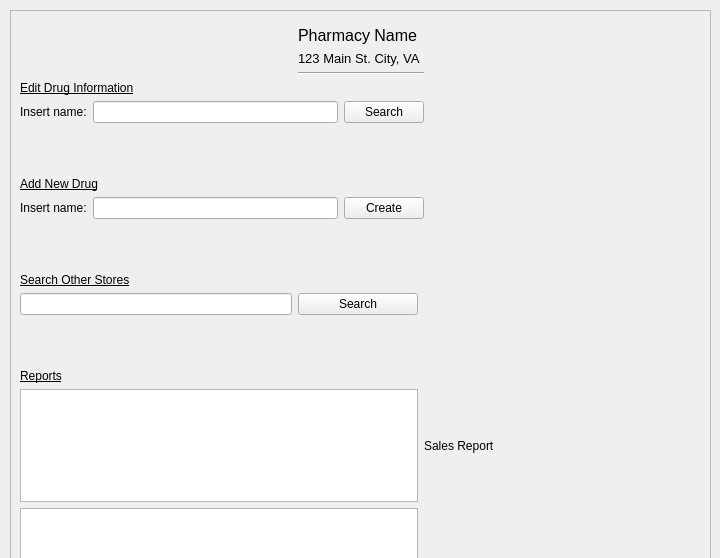
Above: managementscreen.ui from WNewsome/Pharmaceutical-Point-of-Sale before the change. Below: the same form after it.
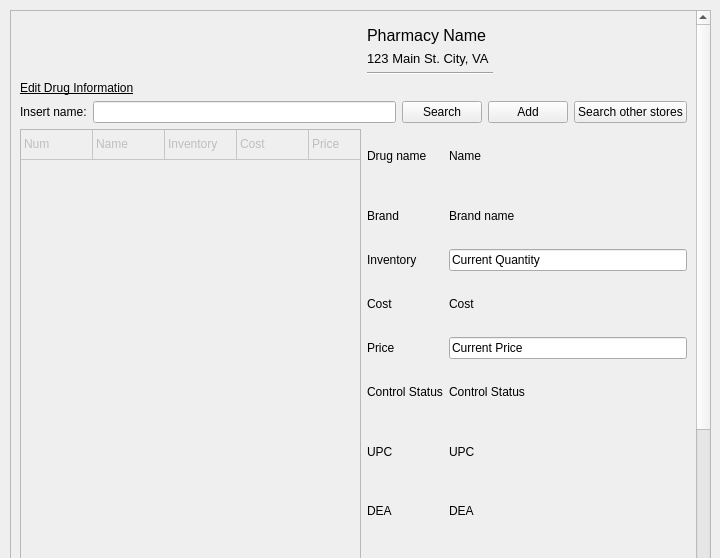
That is the form after the change.

Commit message: table for adding drugs

What changed in the file:
```diff
--- a/managementscreen.ui
+++ b/managementscreen.ui
@@ -35,12 +35,87 @@
     <property name="geometry">
      <rect>
       <x>0</x>
-      <y>0</y>
+      <y>-24</y>
       <width>678</width>
-      <height>653</height>
+      <height>992</height>
      </rect>
     </property>
     <layout class="QGridLayout" name="gridLayout_4">
+     <item row="9" column="0">
+      <widget class="QLabel" name="label_11">
+       <property name="font">
+        <font>
+         <pointsize>9</pointsize>
+         <underline>true</underline>
+        </font>
+       </property>
+       <property name="text">
+        <string>Reports</string>
+       </property>
+      </widget>
+     </item>
+     <item row="5" column="0">
+      <widget class="QTableWidget" name="tableWidget">
+       <property name="enabled">
+        <bool>false</bool>
+       </property>
+       <property name="minimumSize">
+        <size>
+         <width>341</width>
+         <height>529</height>
+        </size>
+       </property>
+       <property name="rowCount">
+        <number>1</number>
+       </property>
+       <property name="columnCount">
+        <number>5</number>
+       </property>
+       <attribute name="horizontalHeaderVisible">
+        <bool>false</bool>
+       </attribute>
+       <attribute name="horizontalHeaderDefaultSectionSize">
+        <number>72</number>
+       </attribute>
+       <attribute name="horizontalHeaderHighlightSections">
+        <bool>true</bool>
+       </attribute>
+       <attribute name="verticalHeaderVisible">
+        <bool>false</bool>
+       </attribute>
+       <row/>
+       <column/>
+       <column/>
+       <column/>
+       <column/>
+       <column/>
+       <item row="0" column="0">
+        <property name="text">
+         <string>Num</string>
+        </property>
+       </item>
+       <item row="0" column="1">
+        <property name="text">
+         <string>Name</string>
+        </property>
+       </item>
+       <item row="0" column="2">
+        <property name="text">
+         <string>Inventory</string>
+        </property>
+       </item>
+       <item row="0" column="3">
+        <property name="text">
+         <string>Cost</string>
+        </property>
+       </item>
+       <item row="0" column="4">
+        <property name="text">
+         <string>Price</string>
+        </property>
+       </item>
+      </widget>
+     </item>
      <item row="2" column="1" colspan="2">
       <widget class="QLabel" name="Address">
        <property name="font">
@@ -66,113 +141,6 @@
        </property>
       </spacer>
      </item>
-     <item row="8" column="0">
-      <widget class="QLabel" name="label_20">
-       <property name="font">
-        <font>
-         <pointsize>9</pointsize>
-         <underline>true</underline>
-        </font>
-       </property>
-       <property name="text">
-        <string>Search Other Stores</string>
-       </property>
-      </widget>
-     </item>
-     <item row="0" column="3" rowspan="4">
-      <spacer name="horizontalSpacer_3">
-       <property name="orientation">
-        <enum>Qt::Horizontal</enum>
-       </property>
-       <property name="sizeHint" stdset="0">
-        <size>
-         <width>178</width>
-         <height>48</height>
-        </size>
-       </property>
-      </spacer>
-     </item>
-     <item row="4" column="0" colspan="3">
-      <layout class="QGridLayout" name="gridLayout_2">
-       <item row="0" column="0" colspan="2">
-        <widget class="QLabel" name="label_5">
-         <property name="font">
-          <font>
-           <pointsize>9</pointsize>
-           <underline>true</underline>
-          </font>
-         </property>
-         <property name="text">
-          <string>Edit Drug Information</string>
-         </property>
-        </widget>
-       </item>
-       <item row="1" column="0">
-        <widget class="QLabel" name="label_7">
-         <property name="text">
-          <string>Insert name:</string>
-         </property>
-        </widget>
-       </item>
-       <item row="1" column="1">
-        <widget class="QLineEdit" name="editdrug"/>
-       </item>
-       <item row="1" column="2">
-        <widget class="QPushButton" name="changedruginfoclick">
-         <property name="text">
-          <string>Search</string>
-         </property>
-        </widget>
-       </item>
-      </layout>
-     </item>
-     <item row="5" column="0" colspan="4">
-      <spacer name="horizontalSpacer">
-       <property name="orientation">
-        <enum>Qt::Horizontal</enum>
-       </property>
-       <property name="sizeHint" stdset="0">
-        <size>
-         <width>528</width>
-         <height>48</height>
-        </size>
-       </property>
-      </spacer>
-     </item>
-     <item row="6" column="0" colspan="3">
-      <layout class="QGridLayout" name="gridLayout_3">
-       <item row="1" column="0">
-        <widget class="QLabel" name="label_13">
-         <property name="text">
-          <string>Insert name:</string>
-         </property>
-        </widget>
-       </item>
-       <item row="1" column="2">
-        <widget class="QPushButton" name="addnewdrugclicked">
-         <property name="text">
-          <string>Create</string>
-         </property>
-        </widget>
-       </item>
-       <item row="0" column="0" colspan="2">
-        <widget class="QLabel" name="label_12">
-         <property name="font">
-          <font>
-           <pointsize>9</pointsize>
-           <underline>true</underline>
-          </font>
-         </property>
-         <property name="text">
-          <string>Add New Drug</string>
-         </property>
-        </widget>
-       </item>
-       <item row="1" column="1">
-        <widget class="QLineEdit" name="adddrugtext"/>
-       </item>
-      </layout>
-     </item>
      <item row="3" column="1" colspan="2">
       <widget class="Line" name="line">
        <property name="orientation">
@@ -180,25 +148,6 @@
        </property>
       </widget>
      </item>
-     <item row="13" column="0">
-      <widget class="QLabel" name="label_11">
-       <property name="font">
-        <font>
-         <pointsize>9</pointsize>
-         <underline>true</underline>
-        </font>
-       </property>
-       <property name="text">
-        <string>Reports</string>
-       </property>
-      </widget>
-     </item>
-     <item row="15" column="0" colspan="2">
-      <widget class="QGraphicsView" name="graphicsView_2"/>
-     </item>
-     <item row="14" column="0" colspan="2">
-      <widget class="QGraphicsView" name="graphicsView"/>
-     </item>
      <item row="1" column="1">
       <widget class="QLabel" name="Pharmacy">
        <property name="font">
@@ -211,47 +160,158 @@
        </property>
       </widget>
      </item>
-     <item row="15" column="2" colspan="2">
+     <item row="11" column="2" colspan="2">
       <widget class="QLabel" name="label_10">
        <property name="text">
         <string>Profits Report</string>
        </property>
       </widget>
      </item>
-     <item row="14" column="2" colspan="2">
-      <widget class="QLabel" name="label_8">
-       <property name="text">
-        <string>Sales Report</string>
-       </property>
-      </widget>
-     </item>
-     <item row="10" column="0">
-      <widget class="QLineEdit" name="searchstoretext"/>
-     </item>
-     <item row="10" column="1">
-      <widget class="QPushButton" name="storesearch">
-       <property name="text">
-        <string>Search</string>
-       </property>
-       <property name="shortcut">
-        <string>Return</string>
-       </property>
-      </widget>
+     <item row="5" column="1" colspan="3">
+      <layout class="QGridLayout" name="gridLayout">
+       <item row="6" column="1">
+        <widget class="QLabel" name="UPC">
+         <property name="text">
+          <string>UPC</string>
+         </property>
+        </widget>
+       </item>
+       <item row="3" column="1">
+        <widget class="QLabel" name="Cost">
+         <property name="text">
+          <string>Cost</string>
+         </property>
+        </widget>
+       </item>
+       <item row="6" column="0">
+        <widget class="QLabel" name="label_9">
+         <property name="text">
+          <string>UPC</string>
+         </property>
+        </widget>
+       </item>
+       <item row="7" column="1">
+        <widget class="QLabel" name="DEA">
+         <property name="text">
+          <string>DEA</string>
+         </property>
+        </widget>
+       </item>
+       <item row="0" column="0">
+        <widget class="QLabel" name="label">
+         <property name="text">
+          <string>Drug name</string>
+         </property>
+        </widget>
+       </item>
+       <item row="2" column="1">
+        <widget class="QLineEdit" name="quanity">
+         <property name="text">
+          <string>Current Quantity</string>
+         </property>
+        </widget>
+       </item>
+       <item row="1" column="0">
+        <widget class="QLabel" name="label_6">
+         <property name="text">
+          <string>Brand</string>
+         </property>
+        </widget>
+       </item>
+       <item row="4" column="1">
+        <widget class="QLineEdit" name="price">
+         <property name="text">
+          <string>Current Price</string>
+         </property>
+        </widget>
+       </item>
+       <item row="7" column="0">
+        <widget class="QLabel" name="label_15">
+         <property name="text">
+          <string>DEA</string>
+         </property>
+        </widget>
+       </item>
+       <item row="5" column="0">
+        <widget class="QLabel" name="label_14">
+         <property name="text">
+          <string>Control Status</string>
+         </property>
+        </widget>
+       </item>
+       <item row="5" column="1">
+        <widget class="QLabel" name="control">
+         <property name="text">
+          <string>Control Status</string>
+         </property>
+        </widget>
+       </item>
+       <item row="2" column="0">
+        <widget class="QLabel" name="label_2">
+         <property name="text">
+          <string>Inventory</string>
+         </property>
+        </widget>
+       </item>
+       <item row="9" column="1">
+        <widget class="QLabel" name="NPC">
+         <property name="text">
+          <string>NDC</string>
+         </property>
+        </widget>
+       </item>
+       <item row="8" column="1">
+        <widget class="QLabel" name="GPI">
+         <property name="text">
+          <string>GPI</string>
+         </property>
+        </widget>
+       </item>
+       <item row="3" column="0">
+        <widget class="QLabel" name="label_18">
+         <property name="text">
+          <string>Cost</string>
+         </property>
+        </widget>
+       </item>
+       <item row="1" column="1">
+        <widget class="QLabel" name="brand">
+         <property name="text">
+          <string>Brand name</string>
+         </property>
+        </widget>
+       </item>
+       <item row="4" column="0">
+        <widget class="QLabel" name="label_3">
+         <property name="text">
+          <string>Price</string>
+         </property>
+        </widget>
+       </item>
+       <item row="9" column="0">
+        <widget class="QLabel" name="label_12">
+         <property name="text">
+          <string>NDC</string>
+         </property>
+        </widget>
+       </item>
+       <item row="8" column="0">
+        <widget class="QLabel" name="label_13">
+         <property name="text">
+          <string>GPI</string>
+         </property>
+        </widget>
+       </item>
+       <item row="0" column="1">
+        <widget class="QLabel" name="drugname">
+         <property name="text">
+          <string>Name</string>
+         </property>
+        </widget>
+       </item>
+      </layout>
      </item>
      <item row="7" column="0" colspan="4">
-      <spacer name="horizontalSpacer_2">
-       <property name="orientation">
-        <enum>Qt::Horizontal</enum>
-       </property>
-       <property name="sizeHint" stdset="0">
-        <size>
-         <width>528</width>
-         <height>48</height>
-        </size>
-       </property>
-      </spacer>
-     </item>
-     <item row="11" column="0" colspan="4">
       <spacer name="horizontalSpacer_5">
        <property name="orientation">
         <enum>Qt::Horizontal</enum>
@@ -264,6 +324,90 @@
        </property>
       </spacer>
      </item>
+     <item row="10" column="2" colspan="2">
+      <widget class="QLabel" name="label_8">
+       <property name="text">
+        <string>Sales Report</string>
+       </property>
+      </widget>
+     </item>
+     <item row="4" column="0" colspan="4">
+      <layout class="QGridLayout" name="gridLayout_2">
+       <item row="1" column="0">
+        <widget class="QLabel" name="label_7">
+         <property name="text">
+          <string>Insert name:</string>
+         </property>
+        </widget>
+       </item>
+       <item row="1" column="4">
+        <widget class="QPushButton" name="storesearch">
+         <property name="text">
+          <string>Search other stores</string>
+         </property>
+         <property name="shortcut">
+          <string>Return</string>
+         </property>
+        </widget>
+       </item>
+       <item row="0" column="0" colspan="2">
+        <widget class="QLabel" name="label_5">
+         <property name="font">
+          <font>
+           <pointsize>9</pointsize>
+           <underline>true</underline>
+          </font>
+         </property>
+         <property name="text">
+          <string>Edit Drug Information</string>
+         </property>
+        </widget>
+       </item>
+       <item row="1" column="1">
+        <widget class="QLineEdit" name="editdrug"/>
+       </item>
+       <item row="1" column="2">
+        <widget class="QPushButton" name="changedruginfoclick">
+         <property name="text">
+          <string>Search</string>
+         </property>
+        </widget>
+       </item>
+       <item row="1" column="3">
+        <widget class="QPushButton" name="addnewdrugclicked">
+         <property name="text">
+          <string>Add</string>
+         </property>
+        </widget>
+       </item>
+      </layout>
+     </item>
+     <item row="11" column="0" colspan="2">
+      <widget class="QGraphicsView" name="graphicsView_2"/>
+     </item>
+     <item row="10" column="0" colspan="2">
+      <widget class="QGraphicsView" name="graphicsView"/>
+     </item>
+     <item row="0" column="3" rowspan="4">
+      <spacer name="horizontalSpacer_3">
+       <property name="orientation">
+        <enum>Qt::Horizontal</enum>
+       </property>
+       <property name="sizeHint" stdset="0">
+        <size>
+         <width>178</width>
+         <height>48</height>
+        </size>
+       </property>
+      </spacer>
+     </item>
+     <item row="6" column="3">
+      <widget class="QPushButton" name="editdrug_2">
+       <property name="text">
+        <string>Edit</string>
+       </property>
+      </widget>
+     </item>
     </layout>
    </widget>
   </widget>
```
The commit also changes 3 other files.
